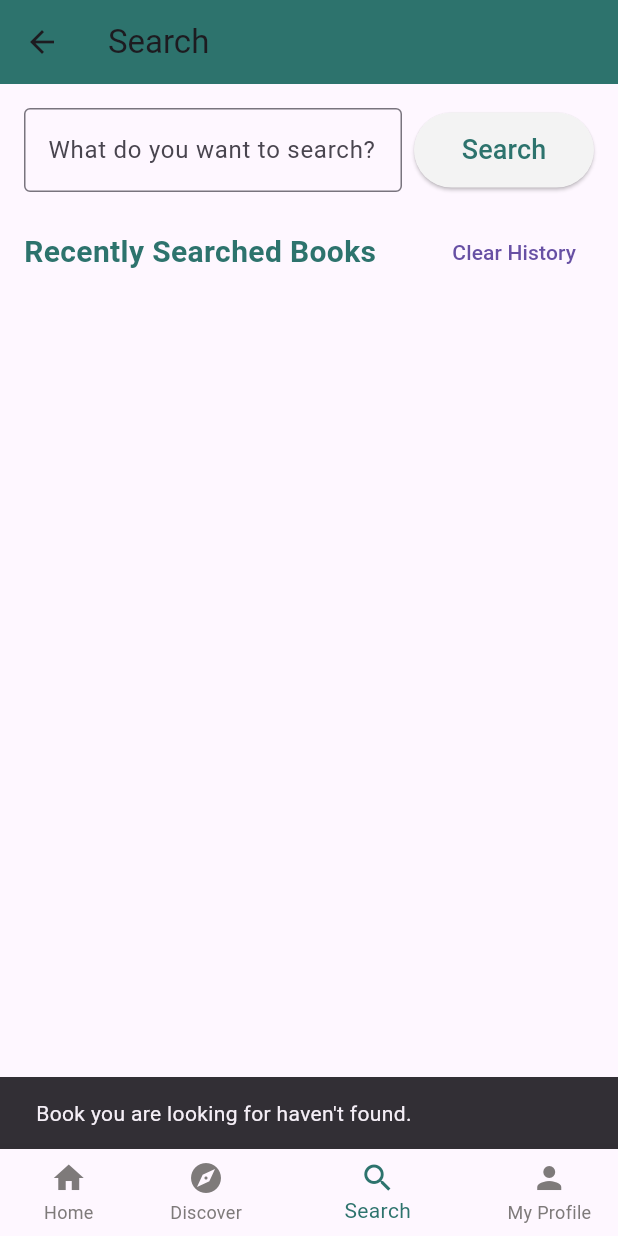
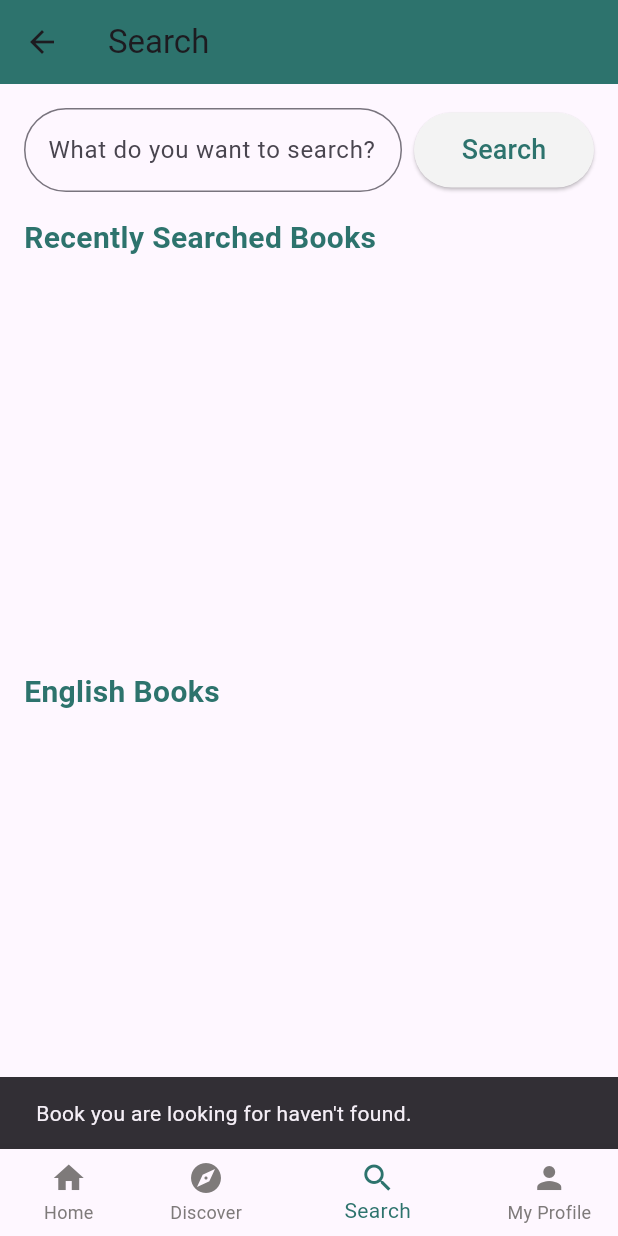
Before and after one commit to selenayyalcin/book-plus, a Flutter app: the SearchPage screen opened by its route, item 3 of the bottom bar chosen, after a tap on "Search", on a phone screen of 412 x 824 dp. Run offline on Flutter 3.47's test engine with Material 3 defaults, Android fonts, the phone set to English and light mode, and no system bars; our stand-ins replace cloud_firestore, firebase_auth, firebase_core, flutter_svg, fluttertoast, google_fonts and 1 more; accounts and stored records are empty.

Commit message:
added english books category to search page

```diff
--- a/lib/pages/search_page.dart
+++ b/lib/pages/search_page.dart
@@ -1,10 +1,10 @@
-import 'package:book_plus/bottom_navigation_bar_controller.dart';
 import 'package:flutter/material.dart';
 import 'package:cloud_firestore/cloud_firestore.dart';
 import 'package:firebase_auth/firebase_auth.dart';
 import 'package:book_plus/pages/book_detail_page.dart';
 import 'package:path/path.dart' as Path;
 import 'package:book_plus/database_helper.dart';
+import 'package:book_plus/bottom_navigation_bar_controller.dart';
 
 class SearchPage extends StatefulWidget {
   const SearchPage({super.key});
@@ -83,27 +83,30 @@ class _SearchPageState extends State<SearchPage> {
       }
     } else {
       QueryDocumentSnapshot firstBook = querySnapshot.docs.first;
+      String title = firstBook['title'];
 
+      bool isBookInRecent = searchedBooks.any((book) => book['title'] == title);
+
+      if (!isBookInRecent) {
         setState(() {
-        searchedBooks
-            .removeWhere((book) => book['title'] == firstBook['title']);
           searchedBooks.insert(0, {
-          'title': firstBook['title'],
+            'title': title,
             'author': firstBook['author'],
             'imageLink': firstBook['imageLink'],
           });
         });
 
         await DatabaseHelper.instance.insertBook({
-        'title': firstBook['title'],
+          'title': title,
           'author': firstBook['author'],
           'imageLink': firstBook['imageLink'],
         });
 
         _loadRecentBooks();
+      }
 
       Navigator.push(
-        context as BuildContext,
+        context,
         MaterialPageRoute(
           builder: (context) => BookDetailPage(
             author: firstBook['author'],
@@ -144,7 +147,9 @@ class _SearchPageState extends State<SearchPage> {
                     controller: _searchController,
                     decoration: const InputDecoration(
                       hintText: 'What do you want to search?',
-                      border: OutlineInputBorder(),
+                      border: OutlineInputBorder(
+                          borderRadius:
+                              BorderRadius.all(Radius.circular(30.0))),
                     ),
                   ),
                 ),
@@ -168,8 +173,9 @@ class _SearchPageState extends State<SearchPage> {
               ],
             ),
             const SizedBox(height: 16),
-            Row(
-              mainAxisAlignment: MainAxisAlignment.spaceBetween,
+            Expanded(
+              child: Column(
+                crossAxisAlignment: CrossAxisAlignment.start,
                 children: [
                   const Text(
                     'Recently Searched Books',
@@ -179,14 +185,11 @@ class _SearchPageState extends State<SearchPage> {
                       color: Color.fromRGBO(45, 115, 109, 1),
                     ),
                   ),
-                TextButton(
-                  onPressed: clearHistory,
-                  child: const Text('Clear History'),
+                  const SizedBox(
+                    height: 8,
                   ),
-              ],
-            ),
-            const SizedBox(height: 16),
-            Expanded(
+                  SizedBox(
+                    height: 250,
                     child: ListView.builder(
                       shrinkWrap: true,
                       scrollDirection: Axis.horizontal,
@@ -198,22 +201,72 @@ class _SearchPageState extends State<SearchPage> {
                             crossAxisAlignment: CrossAxisAlignment.start,
                             children: [
                               SizedBox(
-                          height: 250,
+                                height: 200,
                                 width: 150,
                                 child: Image.asset(
                                   searchedBooks[index]['imageLink'],
                                   fit: BoxFit.cover,
                                 ),
                               ),
-                        const SizedBox(height: 8),
-                        ElevatedButton(
-                          onPressed: () {},
-                          child: const Text('Add to My List'),
-                        ),
+                              Text(searchedBooks[index]['title']),
                             ],
                           ),
                         );
                       },
+                    ),
+                  ),
+                  const SizedBox(height: 16),
+                  const Text(
+                    'English Books',
+                    style: TextStyle(
+                      fontSize: 20,
+                      fontWeight: FontWeight.bold,
+                      color: Color.fromRGBO(45, 115, 109, 1),
+                    ),
+                  ),
+                  SizedBox(
+                    height: 250,
+                    child: StreamBuilder(
+                      stream: FirebaseFirestore.instance
+                          .collection('books')
+                          .where('language', isEqualTo: 'English')
+                          .snapshots(),
+                      builder: (BuildContext context,
+                          AsyncSnapshot<QuerySnapshot> snapshot) {
+                        if (!snapshot.hasData) {
+                          return const Center(
+                            child: CircularProgressIndicator(),
+                          );
+                        }
+                        return ListView.builder(
+                          shrinkWrap: true,
+                          scrollDirection: Axis.horizontal,
+                          itemCount: snapshot.data!.docs.length,
+                          itemBuilder: (BuildContext context, int index) {
+                            DocumentSnapshot book = snapshot.data!.docs[index];
+                            return Padding(
+                              padding: const EdgeInsets.all(4.0),
+                              child: Column(
+                                crossAxisAlignment: CrossAxisAlignment.start,
+                                children: [
+                                  SizedBox(
+                                    height: 200,
+                                    width: 150,
+                                    child: Image.asset(
+                                      book['imageLink'],
+                                      fit: BoxFit.cover,
+                                    ),
+                                  ),
+                                  Text(book['title']),
+                                ],
+                              ),
+                            );
+                          },
+                        );
+                      },
+                    ),
+                  ),
+                ],
               ),
             ),
           ],
```
Lines whose indentation alone changed are shown as unchanged.
